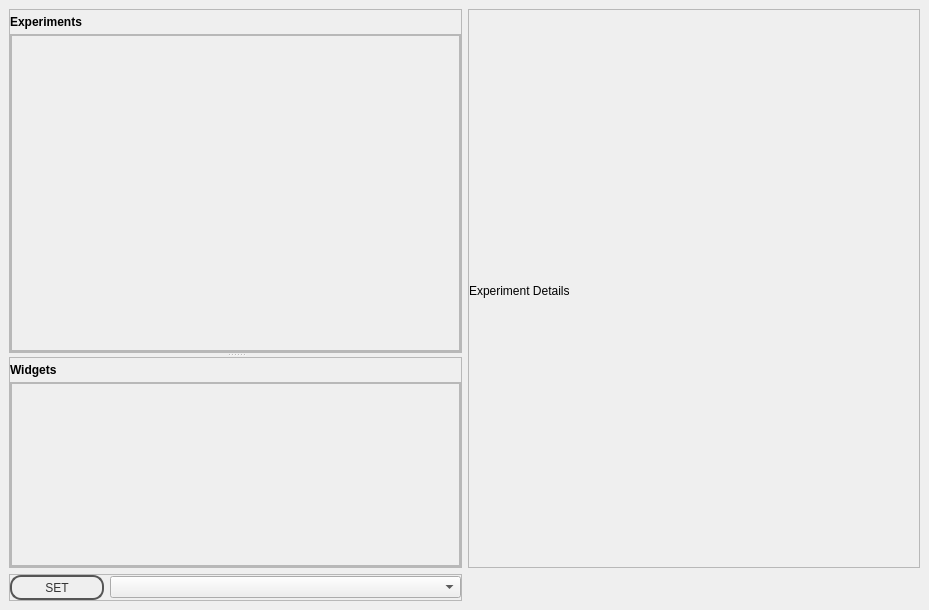
First picture: the form in v0/templates/template_experiments.ui, repository jithinbp/vLabtool-v0, before the edit.
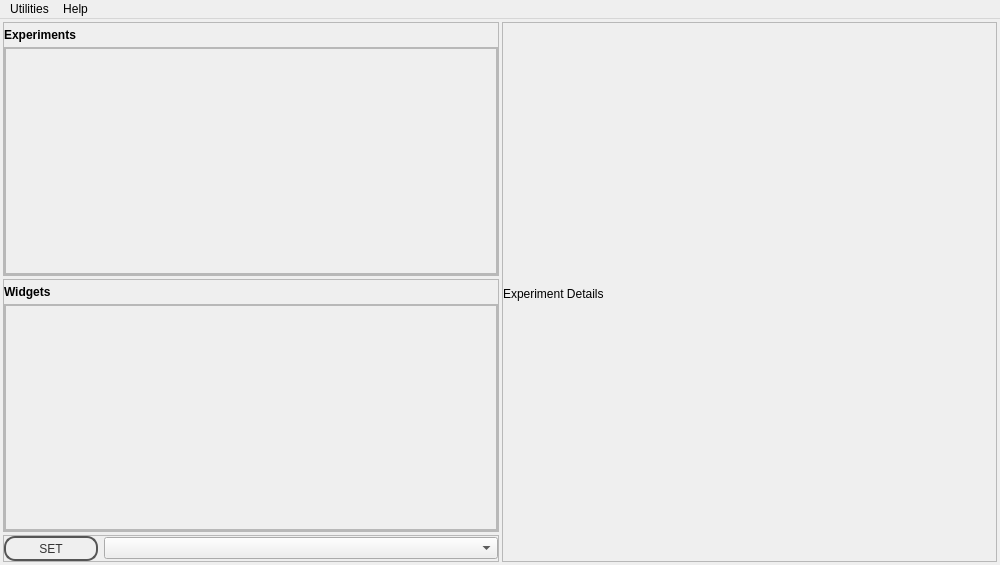
Second picture: the form after the edit.

```diff
--- a/v0/templates/template_experiments.ui
+++ b/v0/templates/template_experiments.ui
@@ -6,8 +6,8 @@
    <rect>
     <x>0</x>
     <y>0</y>
-    <width>929</width>
-    <height>610</height>
+    <width>1000</width>
+    <height>565</height>
    </rect>
   </property>
   <property name="windowTitle">
@@ -54,16 +54,14 @@
 color: black;
 }
 
-QScrollArea.PeripheralCollectionInner {
+QWidget.PeripheralCollectionInner {
 background: qlineargradient(x1: 0, y1: 0, x2: 0, y2: 1,
 stop: 0 #abe, stop: 0.7 #aba);
 border: none;
 border-top: 1px solid black;
 }
 
-QScrollArea.PeripheralCollectionInner QLabel{
-color: black;
-}
+
 
 QWidget.PeripheralCollectionInner {
 background: qlineargradient(x1: 0, y1: 0, x2: 0, y2: 1,
@@ -76,6 +74,13 @@
 color: black;
 }
 
+#SCF2,#SCF1
+{
+background: qlineargradient(x1: 0, y1: 0, x2: 0, y2: 1,
+stop: 0 #abe, stop: 0.7 #aba);
+}
+
+
 
 
 </string>
@@ -84,38 +89,48 @@
    <property name="styleSheet">
     <string notr="true"/>
    </property>
-   <layout class="QGridLayout" name="gridLayout">
-    <item row="0" column="0">
-     <widget class="QSplitter" name="splitter">
-      <property name="orientation">
-       <enum>Qt::Vertical</enum>
-      </property>
-      <widget class="QFrame" name="ExperimentFrameOuter">
-       <property name="sizePolicy">
-        <sizepolicy hsizetype="Maximum" vsizetype="Preferred">
-         <horstretch>0</horstretch>
-         <verstretch>0</verstretch>
-        </sizepolicy>
-       </property>
-       <property name="minimumSize">
-        <size>
-         <width>450</width>
-         <height>0</height>
-        </size>
-       </property>
-       <property name="styleSheet">
-        <string notr="true"/>
-       </property>
-       <property name="frameShape">
-        <enum>QFrame::StyledPanel</enum>
-       </property>
-       <property name="frameShadow">
-        <enum>QFrame::Raised</enum>
-       </property>
-       <property name="class" stdset="0">
-        <string>PeripheralCollection</string>
-       </property>
+   <layout class="QHBoxLayout" name="horizontalLayout_2">
+    <property name="spacing">
+     <number>3</number>
+    </property>
+    <property name="margin">
+     <number>3</number>
+    </property>
+    <item>
        <layout class="QVBoxLayout" name="verticalLayout">
+      <item>
+       <widget class="QFrame" name="experimentFrameOuter">
+        <property name="sizePolicy">
+         <sizepolicy hsizetype="Maximum" vsizetype="Preferred">
+          <horstretch>0</horstretch>
+          <verstretch>0</verstretch>
+         </sizepolicy>
+        </property>
+        <property name="minimumSize">
+         <size>
+          <width>470</width>
+          <height>0</height>
+         </size>
+        </property>
+        <property name="maximumSize">
+         <size>
+          <width>500</width>
+          <height>16777215</height>
+         </size>
+        </property>
+        <property name="styleSheet">
+         <string notr="true"/>
+        </property>
+        <property name="frameShape">
+         <enum>QFrame::StyledPanel</enum>
+        </property>
+        <property name="frameShadow">
+         <enum>QFrame::Raised</enum>
+        </property>
+        <property name="class" stdset="0">
+         <string>PeripheralCollection</string>
+        </property>
+        <layout class="QVBoxLayout" name="verticalLayout_5">
         <property name="spacing">
          <number>5</number>
         </property>
@@ -132,7 +147,7 @@
          <number>0</number>
         </property>
         <item>
-         <widget class="QLabel" name="helpTitle">
+          <widget class="QLabel" name="label_4">
           <property name="sizePolicy">
            <sizepolicy hsizetype="Preferred" vsizetype="Maximum">
             <horstretch>0</horstretch>
@@ -151,71 +166,50 @@
          </widget>
         </item>
         <item>
-         <widget class="QScrollArea" name="scrollArea">
+          <widget class="QScrollArea" name="scrollArea_4">
           <property name="sizePolicy">
            <sizepolicy hsizetype="Preferred" vsizetype="Expanding">
             <horstretch>0</horstretch>
             <verstretch>0</verstretch>
            </sizepolicy>
           </property>
-          <property name="minimumSize">
-           <size>
-            <width>0</width>
-            <height>130</height>
-           </size>
+           <property name="styleSheet">
+            <string notr="true"/>
           </property>
           <property name="widgetResizable">
            <bool>true</bool>
           </property>
-          <property name="alignment">
-           <set>Qt::AlignLeading|Qt::AlignLeft|Qt::AlignTop</set>
-          </property>
-          <widget class="QWidget" name="scrollFrame">
+           <widget class="QWidget" name="SCF1">
            <property name="geometry">
             <rect>
              <x>0</x>
              <y>0</y>
-             <width>449</width>
-             <height>279</height>
-            </rect>
-           </property>
-           <property name="sizePolicy">
-            <sizepolicy hsizetype="MinimumExpanding" vsizetype="MinimumExpanding">
-             <horstretch>0</horstretch>
-             <verstretch>0</verstretch>
-            </sizepolicy>
-           </property>
+              <width>490</width>
+              <height>215</height>
+             </rect>
+            </property>
            <property name="styleSheet">
             <string notr="true"/>
-           </property>
-           <layout class="QVBoxLayout" name="tmpl">
-            <property name="spacing">
-             <number>0</number>
-            </property>
-            <property name="margin">
-             <number>0</number>
-            </property>
-            <item>
-             <widget class="QFrame" name="experimentFrame">
-              <property name="sizePolicy">
-               <sizepolicy hsizetype="Preferred" vsizetype="Expanding">
-                <horstretch>0</horstretch>
-                <verstretch>0</verstretch>
-               </sizepolicy>
-              </property>
-              <property name="styleSheet">
-               <string notr="true"/>
-              </property>
-              <property name="frameShape">
-               <enum>QFrame::StyledPanel</enum>
-              </property>
-              <property name="frameShadow">
-               <enum>QFrame::Raised</enum>
               </property>
               <property name="class" stdset="0">
                <string>PeripheralCollectionInner</string>
               </property>
-              <layout class="QGridLayout" name="gridLayout_2">
+            <layout class="QGridLayout" name="gridLayout_5">
+             <property name="margin">
+              <number>0</number>
+             </property>
+             <property name="spacing">
+              <number>0</number>
+             </property>
+             <item row="0" column="0">
+              <widget class="QFrame" name="frame_5">
+               <property name="frameShape">
+                <enum>QFrame::StyledPanel</enum>
+               </property>
+               <property name="frameShadow">
+                <enum>QFrame::Raised</enum>
+               </property>
+               <layout class="QGridLayout" name="gridLayout_7">
                <property name="leftMargin">
                 <number>0</number>
                </property>
@@ -231,19 +225,6 @@
                <property name="spacing">
                 <number>5</number>
                </property>
-               <item row="1" column="0">
-                <spacer name="verticalSpacer">
-                 <property name="orientation">
-                  <enum>Qt::Vertical</enum>
-                 </property>
-                 <property name="sizeHint" stdset="0">
-                  <size>
-                   <width>20</width>
-                   <height>40</height>
-                  </size>
-                 </property>
-                </spacer>
-               </item>
                <item row="0" column="0">
                 <layout class="QGridLayout" name="ExperimentLayout"/>
                </item>
@@ -256,13 +237,27 @@
         </item>
        </layout>
       </widget>
+      </item>
+      <item>
       <widget class="QFrame" name="widgetFrameOuter">
        <property name="sizePolicy">
-        <sizepolicy hsizetype="Preferred" vsizetype="Preferred">
+         <sizepolicy hsizetype="Maximum" vsizetype="Preferred">
          <horstretch>0</horstretch>
          <verstretch>0</verstretch>
         </sizepolicy>
        </property>
+        <property name="minimumSize">
+         <size>
+          <width>470</width>
+          <height>0</height>
+         </size>
+        </property>
+        <property name="maximumSize">
+         <size>
+          <width>500</width>
+          <height>16777215</height>
+         </size>
+        </property>
        <property name="styleSheet">
         <string notr="true"/>
        </property>
@@ -331,8 +326,8 @@
             <rect>
              <x>0</x>
              <y>0</y>
-             <width>449</width>
-             <height>185</height>
+              <width>490</width>
+              <height>214</height>
             </rect>
            </property>
            <property name="styleSheet">
@@ -370,73 +365,45 @@
                 <number>5</number>
                </property>
                <item row="0" column="0">
-                <layout class="QGridLayout" name="WidgetLayout"/>
-               </item>
-              </layout>
-             </widget>
-            </item>
-           </layout>
-          </widget>
-         </widget>
-        </item>
-       </layout>
-      </widget>
-     </widget>
-    </item>
-    <item row="0" column="1">
-     <widget class="QFrame" name="helpFrameOuter">
-      <property name="frameShape">
-       <enum>QFrame::StyledPanel</enum>
-      </property>
-      <property name="frameShadow">
-       <enum>QFrame::Raised</enum>
-      </property>
-      <property name="class" stdset="0">
-       <string>PeripheralCollection</string>
-      </property>
-      <layout class="QVBoxLayout" name="verticalLayout_2">
+                 <layout class="QGridLayout" name="WidgetLayout">
+                  <property name="margin">
+                   <number>5</number>
+                  </property>
        <property name="spacing">
-        <number>5</number>
-       </property>
-       <property name="leftMargin">
-        <number>0</number>
-       </property>
-       <property name="topMargin">
-        <number>5</number>
-       </property>
-       <property name="rightMargin">
-        <number>0</number>
-       </property>
-       <property name="bottomMargin">
-        <number>0</number>
-       </property>
-       <item>
-        <widget class="QLabel" name="label">
-         <property name="sizePolicy">
-          <sizepolicy hsizetype="Preferred" vsizetype="Maximum">
-           <horstretch>0</horstretch>
-           <verstretch>0</verstretch>
-          </sizepolicy>
-         </property>
-         <property name="text">
-          <string>Experiment Details</string>
-         </property>
-        </widget>
-       </item>
-       <item>
-        <layout class="QVBoxLayout" name="helpLayout"/>
+                   <number>15</number>
+                  </property>
+                 </layout>
+                </item>
+               </layout>
+              </widget>
+             </item>
+            </layout>
+           </widget>
+          </widget>
        </item>
       </layout>
      </widget>
     </item>
-    <item row="1" column="0">
+      <item>
      <widget class="QFrame" name="frame_2">
       <property name="sizePolicy">
-       <sizepolicy hsizetype="Preferred" vsizetype="Maximum">
+         <sizepolicy hsizetype="Maximum" vsizetype="Maximum">
         <horstretch>0</horstretch>
         <verstretch>0</verstretch>
        </sizepolicy>
       </property>
+        <property name="minimumSize">
+         <size>
+          <width>470</width>
+          <height>0</height>
+         </size>
+        </property>
+        <property name="maximumSize">
+         <size>
+          <width>500</width>
+          <height>16777215</height>
+         </size>
+        </property>
       <property name="frameShape">
        <enum>QFrame::StyledPanel</enum>
       </property>
@@ -473,17 +440,101 @@
      </widget>
     </item>
    </layout>
+    </item>
+    <item>
+     <widget class="QFrame" name="helpFrameOuter">
+      <property name="sizePolicy">
+       <sizepolicy hsizetype="Preferred" vsizetype="Preferred">
+        <horstretch>0</horstretch>
+        <verstretch>0</verstretch>
+       </sizepolicy>
+      </property>
+      <property name="frameShape">
+       <enum>QFrame::StyledPanel</enum>
+      </property>
+      <property name="frameShadow">
+       <enum>QFrame::Raised</enum>
+      </property>
+      <property name="class" stdset="0">
+       <string>PeripheralCollection</string>
+      </property>
+      <layout class="QVBoxLayout" name="verticalLayout_2">
+       <property name="spacing">
+        <number>5</number>
+       </property>
+       <property name="leftMargin">
+        <number>0</number>
+       </property>
+       <property name="topMargin">
+        <number>4</number>
+       </property>
+       <property name="rightMargin">
+        <number>0</number>
+       </property>
+       <property name="bottomMargin">
+        <number>0</number>
+       </property>
+       <item>
+        <widget class="QLabel" name="helpTitle">
+         <property name="sizePolicy">
+          <sizepolicy hsizetype="Preferred" vsizetype="Maximum">
+           <horstretch>0</horstretch>
+           <verstretch>0</verstretch>
+          </sizepolicy>
+         </property>
+         <property name="text">
+          <string>Experiment Details</string>
+         </property>
+        </widget>
+       </item>
+       <item>
+        <layout class="QVBoxLayout" name="helpLayout"/>
+       </item>
+      </layout>
+     </widget>
+    </item>
+   </layout>
   </widget>
   <widget class="QMenuBar" name="menubar">
    <property name="geometry">
     <rect>
      <x>0</x>
      <y>0</y>
-     <width>929</width>
+     <width>1000</width>
      <height>25</height>
     </rect>
    </property>
-  </widget>
+   <widget class="QMenu" name="menuUtilities">
+    <property name="title">
+     <string>Utilities</string>
+    </property>
+    <addaction name="actionIPython_Console"/>
+    <addaction name="actionReset_Device"/>
+   </widget>
+   <widget class="QMenu" name="menuHelp">
+    <property name="title">
+     <string>Help</string>
+    </property>
+    <addaction name="actionIPython"/>
+   </widget>
+   <addaction name="menuUtilities"/>
+   <addaction name="menuHelp"/>
+  </widget>
+  <action name="actionIPython_Console">
+   <property name="text">
+    <string>iPython Console</string>
+   </property>
+  </action>
+  <action name="actionIPython">
+   <property name="text">
+    <string>iPython Console</string>
+   </property>
+  </action>
+  <action name="actionReset_Device">
+   <property name="text">
+    <string>Reset Device</string>
+   </property>
+  </action>
  </widget>
  <resources/>
  <connections>
```
Left out of the diff: 68 changed lines with no effect on the pictures. Lines whose indentation alone changed are shown as unchanged.
